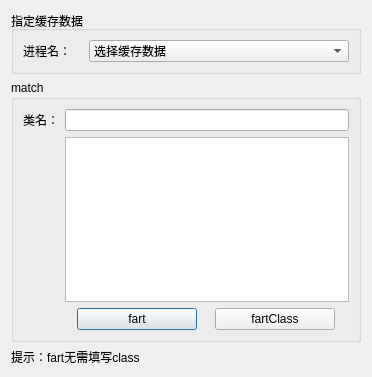
The window that ui/fart.ui (dqzg12300/fridaUiTools) describes before a commit, drawn with Qt 5.
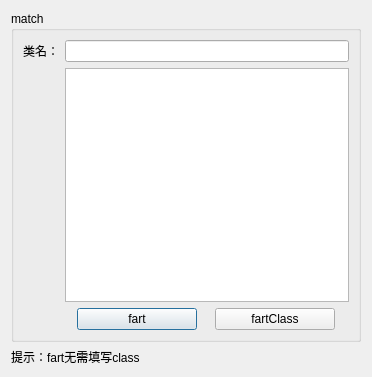
The same window after the commit.

```diff
--- a/ui/fart.ui
+++ b/ui/fart.ui
@@ -15,37 +15,6 @@
   </property>
   <layout class="QGridLayout" name="gridLayout_3">
    <item row="0" column="0">
-    <widget class="QGroupBox" name="groupBox_2">
-     <property name="title">
-      <string>指定缓存数据</string>
-     </property>
-     <layout class="QGridLayout" name="gridLayout_2">
-      <item row="0" column="0">
-       <widget class="QLabel" name="label_5">
-        <property name="maximumSize">
-         <size>
-          <width>60</width>
-          <height>16777215</height>
-         </size>
-        </property>
-        <property name="text">
-         <string>进程名：</string>
-        </property>
-       </widget>
-      </item>
-      <item row="0" column="1">
-       <widget class="QComboBox" name="cmbPackage">
-        <item>
-         <property name="text">
-          <string>选择缓存数据</string>
-         </property>
-        </item>
-       </widget>
-      </item>
-     </layout>
-    </widget>
-   </item>
-   <item row="1" column="0">
     <widget class="QGroupBox" name="groupBox">
      <property name="title">
       <string>match</string>
```
Left out of the diff: 2 changed lines with no effect on the pictures.
